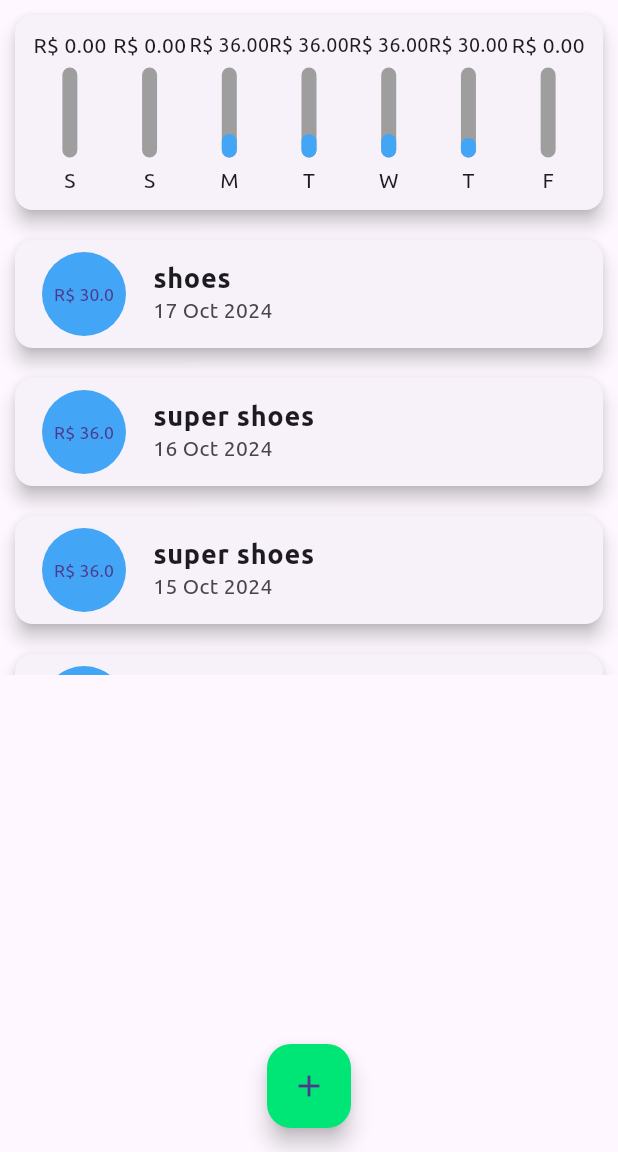
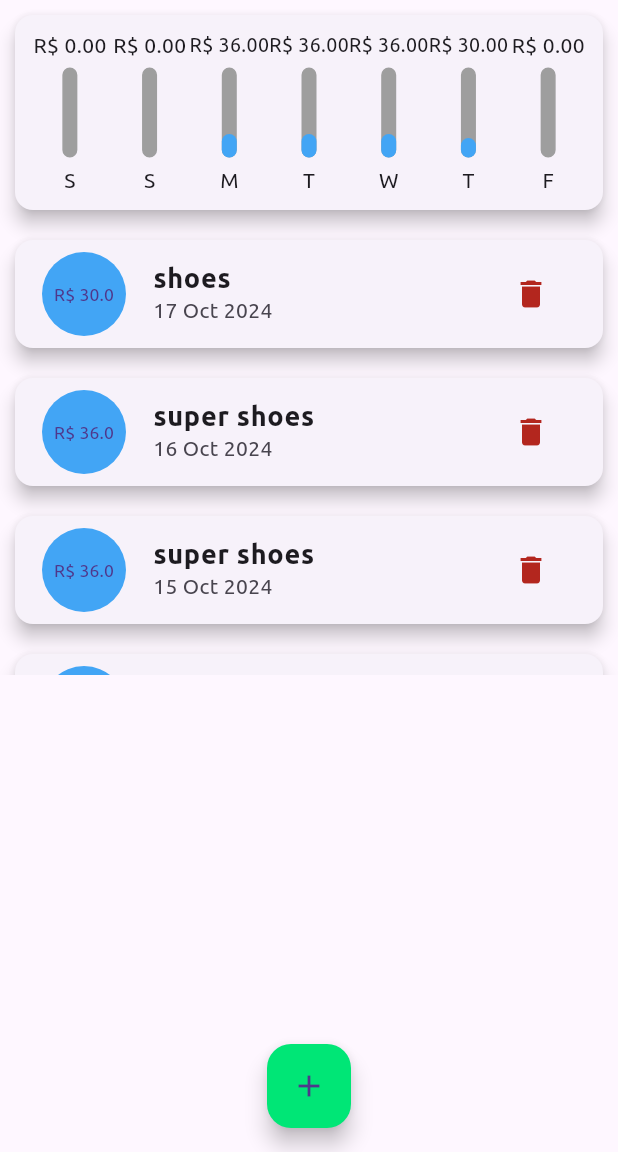
Before and after one commit to Logout-Game-Studio/personal_expenses, a Flutter app: the screen it shows after launch, on a phone screen of 412 x 824 dp, the part 84-1236 px from its top. Run offline on Flutter 3.47's test engine with Material 3 defaults, Android fonts, the phone set to English and light mode, and no system bars; project files that could hold a hidden picture were left out.

Commit message:
added remove transaction

```diff
--- a/lib/components/transaction_list.dart
+++ b/lib/components/transaction_list.dart
@@ -4,8 +4,9 @@ import 'package:personal_expenses/models/transaction.dart';
 
 class TransactionList extends StatelessWidget {
   final List<Transaction> transactions;
+  final void Function(String id) onRemovePressed;
 
-  TransactionList({required this.transactions});
+  TransactionList({required this.transactions, required this.onRemovePressed});
 
   @override
   Widget build(BuildContext context) {
@@ -31,6 +32,13 @@ class TransactionList extends StatelessWidget {
                         child: Padding(
                             padding: const EdgeInsets.all(10),
                             child: FittedBox(child: Text('R\$ ${t.value}'))),
+                      ),
+                      trailing: IconButton(
+                        color: Theme.of(context).colorScheme.error,
+                        icon: Icon(Icons.delete),
+                        onPressed: () {
+                          onRemovePressed(t.id);
+                        },
                       ),
                     ),
                   );
--- a/lib/main.dart
+++ b/lib/main.dart
@@ -101,6 +101,14 @@ class _HomePageState extends State<HomePage> {
     });
   }
 
+  void _removeTransaction(String id) {
+    setState(() {
+      _transactions.removeWhere((t) {
+        return t.id == id;
+      });
+    });
+  }
+
   void _showTransactionFormModal(BuildContext context) {
     showModalBottomSheet(
         context: context,
@@ -124,7 +132,10 @@ class _HomePageState extends State<HomePage> {
           mainAxisAlignment: MainAxisAlignment.start,
           children: [
             Chart(transactions: _recentTransactions),
-            TransactionList(transactions: _transactions),
+            TransactionList(
+              transactions: _transactions,
+              onRemovePressed: _removeTransaction,
+            ),
           ],
         ),
       ),
```
